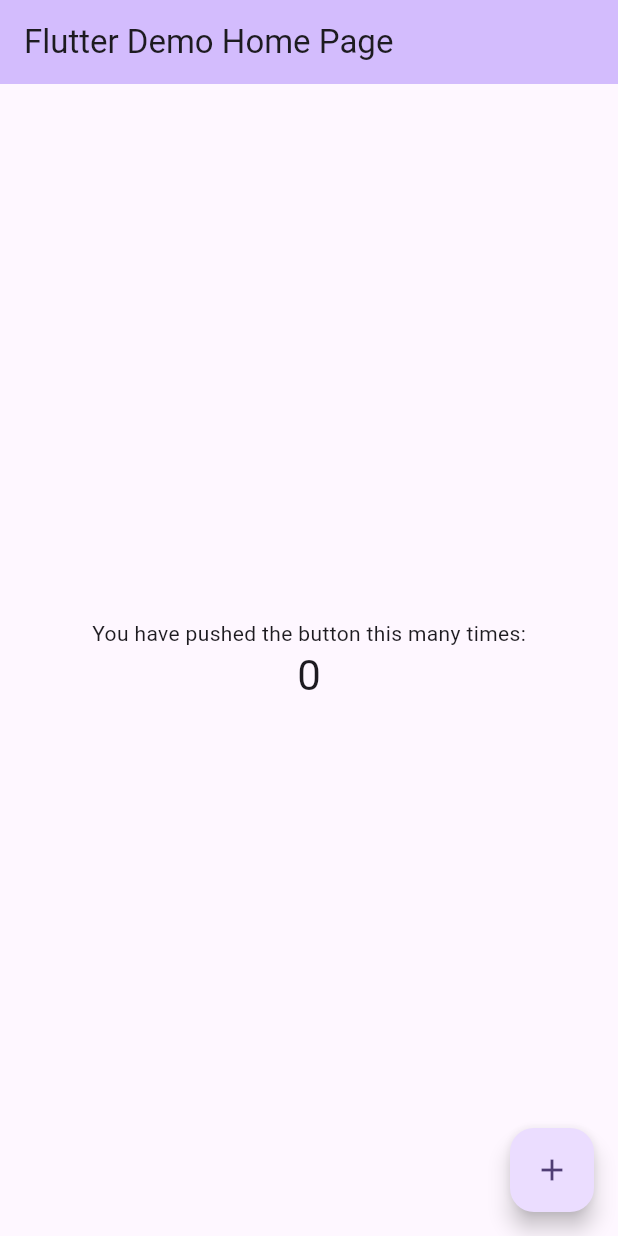
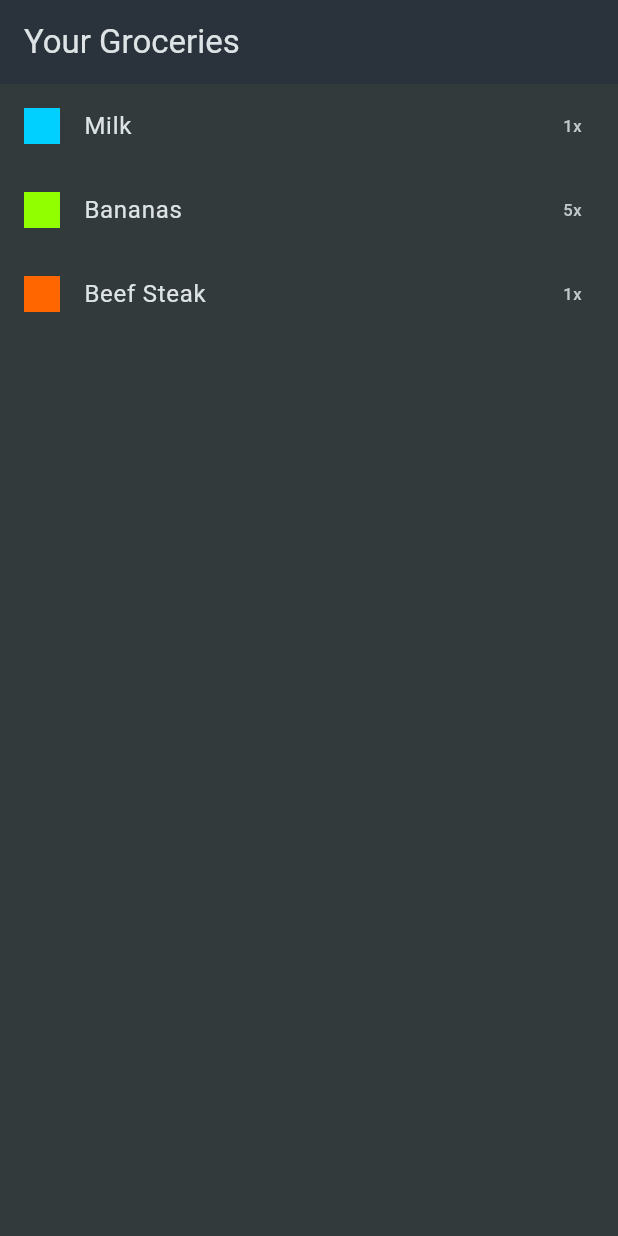
Before and after one commit to sweettirexkiller/quick_flutter_learning, a Flutter app: the screen it shows after launch, on a phone screen of 412 x 824 dp. Run offline on Flutter 3.47's test engine with Material 3 defaults, Android fonts, the phone set to English and light mode, and no system bars; our stand-ins replace flutter_riverpod, google_fonts, transparent_image.

```diff
--- /dev/null
+++ b/flutter_application_10/lib/data/dummy_items.dart
@@ -0,0 +1,23 @@
+
+
+import 'package:flutter_application_10/data/categories.dart';
+import 'package:flutter_application_10/models/category.dart';
+import 'package:flutter_application_10/models/grocery_item.dart';
+
+final groceryItems = [
+  GroceryItem(
+      id: 'a',
+      name: 'Milk',
+      quantity: 1,
+      category: categories[Categories.dairy]!),
+  GroceryItem(
+      id: 'b',
+      name: 'Bananas',
+      quantity: 5,
+      category: categories[Categories.fruit]!),
+  GroceryItem(
+      id: 'c',
+      name: 'Beef Steak',
+      quantity: 1,
+      category: categories[Categories.meat]!),
+];
--- a/flutter_application_10/lib/main.dart
+++ b/flutter_application_10/lib/main.dart
@@ -1,4 +1,5 @@
 import 'package:flutter/material.dart';
+import 'package:flutter_application_10/widgets/grocery_list.dart';
 
 void main() {
   runApp(const MyApp());
@@ -12,61 +13,23 @@ class MyApp extends StatelessWidget {
   Widget build(BuildContext context) {
     return MaterialApp(
       title: 'Flutter Demo',
-      theme: ThemeData(
-        // This is the theme of your application.
-        //
-        // TRY THIS: Try running your application with "flutter run". You'll see
-        // the application has a purple toolbar. Then, without quitting the app,
-        // try changing the seedColor in the colorScheme below to Colors.green
-        // and then invoke "hot reload" (save your changes or press the "hot
-        // reload" button in a Flutter-supported IDE, or press "r" if you used
-        // the command line to start the app).
-        //
-        // Notice that the counter didn't reset back to zero; the application
-        // state is not lost during the reload. To reset the state, use hot
-        // restart instead.
-        //
-        // This works for code too, not just values: Most code changes can be
-        // tested with just a hot reload.
-        colorScheme: ColorScheme.fromSeed(seedColor: Colors.deepPurple),
-        useMaterial3: true,
-      ),
-      home: const MyHomePage(title: 'Flutter Demo Home Page'),
+      theme: ThemeData.dark().copyWith(
+          useMaterial3: true,
+          colorScheme: ColorScheme.fromSeed(
+            seedColor: const Color.fromARGB(255, 147,229, 250),
+            brightness: Brightness.dark,
+            surface: const Color.fromARGB(255, 42,51, 59),
+          ),
+          scaffoldBackgroundColor: const Color.fromARGB(255, 50, 58, 60)
+        ),
+      home: const MyHomePage(),
     );
   }
 }
 
-class MyHomePage extends StatefulWidget {
-  const MyHomePage({super.key, required this.title});
+class MyHomePage extends StatelessWidget {
+  const MyHomePage({super.key});
 
-  // This widget is the home page of your application. It is stateful, meaning
-  // that it has a State object (defined below) that contains fields that affect
-  // how it looks.
-
-  // This class is the configuration for the state. It holds the values (in this
-  // case the title) provided by the parent (in this case the App widget) and
-  // used by the build method of the State. Fields in a Widget subclass are
-  // always marked "final".
-
-  final String title;
-
-  @override
-  State<MyHomePage> createState() => _MyHomePageState();
-}
-
-class _MyHomePageState extends State<MyHomePage> {
-  int _counter = 0;
-
-  void _incrementCounter() {
-    setState(() {
-      // This call to setState tells the Flutter framework that something has
-      // changed in this State, which causes it to rerun the build method below
-      // so that the display can reflect the updated values. If we changed
-      // _counter without calling setState(), then the build method would not be
-      // called again, and so nothing would appear to happen.
-      _counter++;
-    });
-  }
 
   @override
   Widget build(BuildContext context) {
@@ -76,50 +39,6 @@ class _MyHomePageState extends State<MyHomePage> {
     // The Flutter framework has been optimized to make rerunning build methods
     // fast, so that you can just rebuild anything that needs updating rather
     // than having to individually change instances of widgets.
-    return Scaffold(
-      appBar: AppBar(
-        // TRY THIS: Try changing the color here to a specific color (to
-        // Colors.amber, perhaps?) and trigger a hot reload to see the AppBar
-        // change color while the other colors stay the same.
-        backgroundColor: Theme.of(context).colorScheme.inversePrimary,
-        // Here we take the value from the MyHomePage object that was created by
-        // the App.build method, and use it to set our appbar title.
-        title: Text(widget.title),
-      ),
-      body: Center(
-        // Center is a layout widget. It takes a single child and positions it
-        // in the middle of the parent.
-        child: Column(
-          // Column is also a layout widget. It takes a list of children and
-          // arranges them vertically. By default, it sizes itself to fit its
-          // children horizontally, and tries to be as tall as its parent.
-          //
-          // Column has various properties to control how it sizes itself and
-          // how it positions its children. Here we use mainAxisAlignment to
-          // center the children vertically; the main axis here is the vertical
-          // axis because Columns are vertical (the cross axis would be
-          // horizontal).
-          //
-          // TRY THIS: Invoke "debug painting" (choose the "Toggle Debug Paint"
-          // action in the IDE, or press "p" in the console), to see the
-          // wireframe for each widget.
-          mainAxisAlignment: MainAxisAlignment.center,
-          children: <Widget>[
-            const Text(
-              'You have pushed the button this many times:',
-            ),
-            Text(
-              '$_counter',
-              style: Theme.of(context).textTheme.headlineMedium,
-            ),
-          ],
-        ),
-      ),
-      floatingActionButton: FloatingActionButton(
-        onPressed: _incrementCounter,
-        tooltip: 'Increment',
-        child: const Icon(Icons.add),
-      ), // This trailing comma makes auto-formatting nicer for build methods.
-    );
+    return const GroceryList();
   }
 }
--- /dev/null
+++ b/flutter_application_10/lib/widgets/grocery_list.dart
@@ -0,0 +1,25 @@
+import 'package:flutter/material.dart';
+import 'package:flutter_application_10/data/dummy_items.dart';
+
+class GroceryList extends StatelessWidget {
+  const GroceryList({super.key});
+
+  @override
+  Widget build(BuildContext context) {
+    return Scaffold(
+      appBar: AppBar(
+        title: const Text('Your Groceries'),
+      ),
+      body: ListView.builder(
+        itemCount: groceryItems.length,
+        itemBuilder: (ctx, index) {
+          return ListTile(
+            title: Text(groceryItems[index].name),
+            trailing: Text('${groceryItems[index].quantity}x'),
+            leading: Container(width:24,height: 24, color: groceryItems[index].category.color),
+          );
+         },
+      )
+    );
+  }
+}
```
Also changed, not shown: flutter_application_10/lib/data/categories.dart (added, +45 -0 lines), flutter_application_10/lib/models/category.dart (added, +27 -0 lines), flutter_application_10/lib/models/grocery_item.dart (added, +17 -0 lines).
